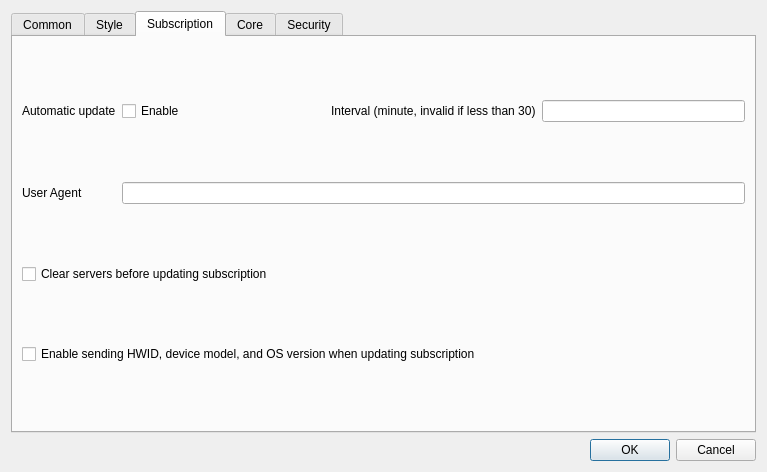
Old version of the form include/ui/setting/dialog_basic_settings.ui in the repository shengmo0210/Throne.
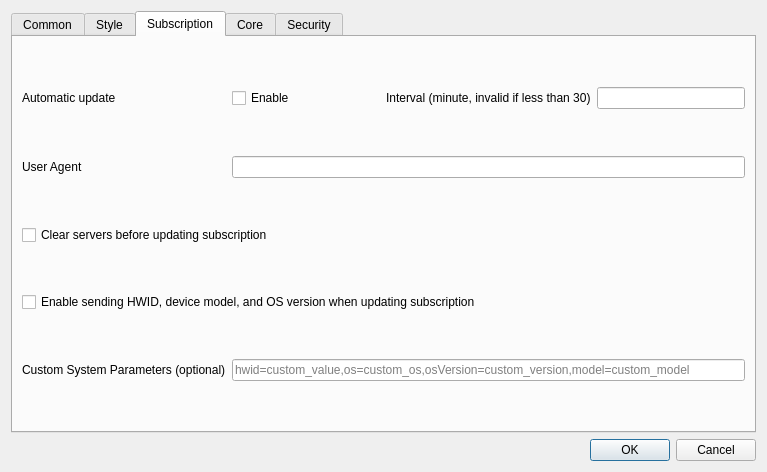
New version of the form. The open tabs and pages were chosen to show the change. Custom widgets are drawn as their Qt base class.

Commit message:
feat: Add custom system parameters for x-hwid header (#1027)
- Add sub_custom_hwid_params field to DataStore
- Add UI text field for entering custom parameters
- Parse and apply custom parameters when sending HWID headers
- Format: hwid=value,os=value,osVersion=value,model=value
- Empty input uses default system parameters

What changed in the file:
```diff
--- a/include/ui/setting/dialog_basic_settings.ui
+++ b/include/ui/setting/dialog_basic_settings.ui
@@ -569,6 +569,23 @@
          </property>
         </widget>
        </item>
+       <item row="4" column="0">
+        <widget class="QLabel" name="label_custom_hwid_params">
+         <property name="text">
+          <string>Custom System Parameters (optional)</string>
+         </property>
+         <property name="toolTip">
+          <string>&lt;html&gt;&lt;head/&gt;&lt;body&gt;&lt;p&gt;Format: hwid=value,os=value,osVersion=value,model=value&lt;/p&gt;&lt;p&gt;Leave empty to use default values. Only specify the parameters you want to override.&lt;/p&gt;&lt;/body&gt;&lt;/html&gt;</string>
+         </property>
+        </widget>
+       </item>
+       <item row="4" column="1">
+        <widget class="QLineEdit" name="sub_custom_hwid_params">
+         <property name="placeholderText">
+          <string>hwid=custom_value,os=custom_os,osVersion=custom_version,model=custom_model</string>
+         </property>
+        </widget>
+       </item>
        <item row="0" column="0">
         <widget class="QLabel" name="label_20">
          <property name="sizePolicy">
```
The commit also changes 4 other files.
